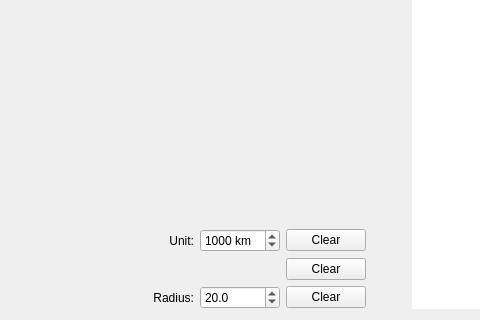
This is Program/maptab.ui in danielramosg/sphereofearth as Qt 5 draws it before an edit; both pictures show x 352 to 832 and y 285 to 605 of the 1244 by 605 pixel window. The edited form follows.
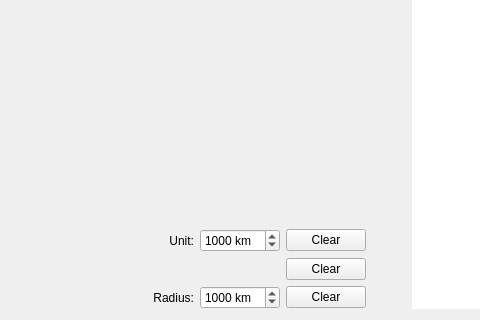
This is the edited form.

Diff of the .ui file:
```diff
--- a/Program/maptab.ui
+++ b/Program/maptab.ui
@@ -220,11 +220,23 @@
            </item>
            <item row="2" column="5">
             <widget class="QDoubleSpinBox" name="radiusbox">
+             <property name="suffix">
+              <string notr="true"> km</string>
+             </property>
              <property name="decimals">
-              <number>1</number>
+              <number>0</number>
+             </property>
+             <property name="minimum">
+              <double>0.000000000000000</double>
+             </property>
+             <property name="maximum">
+              <double>20000.000000000000000</double>
+             </property>
+             <property name="singleStep">
+              <double>100.000000000000000</double>
              </property>
              <property name="value">
-              <double>20.000000000000000</double>
+              <double>1000.000000000000000</double>
              </property>
             </widget>
            </item>
```
